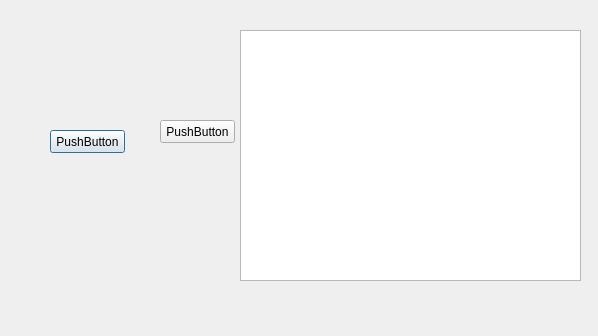
The window that factura_dialog.ui (davatem17/proyectoC) describes before a commit, drawn with Qt 5.
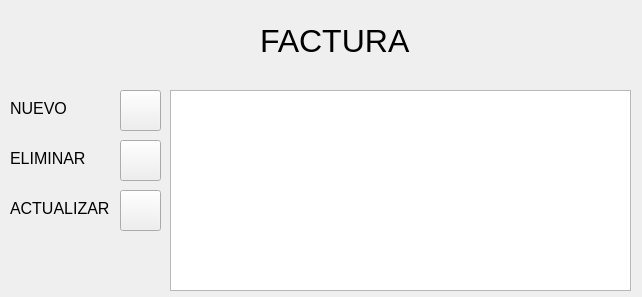
The same window after the commit. Icons and pictures are not drawn.

Patch:
```diff
--- a/factura_dialog.ui
+++ b/factura_dialog.ui
@@ -6,8 +6,8 @@
    <rect>
     <x>0</x>
     <y>0</y>
-    <width>598</width>
-    <height>336</height>
+    <width>642</width>
+    <height>297</height>
    </rect>
   </property>
   <property name="windowTitle">
@@ -16,39 +16,163 @@
   <widget class="QPushButton" name="pushButton">
    <property name="geometry">
     <rect>
-     <x>50</x>
-     <y>130</y>
-     <width>75</width>
-     <height>23</height>
+     <x>120</x>
+     <y>140</y>
+     <width>41</width>
+     <height>41</height>
     </rect>
    </property>
    <property name="text">
-    <string>PushButton</string>
+    <string/>
+   </property>
+   <property name="icon">
+    <iconset>
+     <normaloff>../build-factura-Desktop_Qt_5_15_0_MinGW_64_bit-Release/images/eliminar.png</normaloff>../build-factura-Desktop_Qt_5_15_0_MinGW_64_bit-Release/images/eliminar.png</iconset>
+   </property>
+   <property name="iconSize">
+    <size>
+     <width>30</width>
+     <height>30</height>
+    </size>
+   </property>
+   <property name="autoDefault">
+    <bool>false</bool>
    </property>
   </widget>
   <widget class="QPushButton" name="pushButton_2">
    <property name="geometry">
     <rect>
-     <x>160</x>
-     <y>120</y>
-     <width>75</width>
-     <height>23</height>
+     <x>120</x>
+     <y>90</y>
+     <width>41</width>
+     <height>41</height>
     </rect>
    </property>
    <property name="text">
-    <string>PushButton</string>
+    <string/>
+   </property>
+   <property name="icon">
+    <iconset>
+     <normaloff>../build-factura-Desktop_Qt_5_15_0_MinGW_64_bit-Release/images/nuevo.png</normaloff>../build-factura-Desktop_Qt_5_15_0_MinGW_64_bit-Release/images/nuevo.png</iconset>
+   </property>
+   <property name="iconSize">
+    <size>
+     <width>30</width>
+     <height>30</height>
+    </size>
+   </property>
+   <property name="autoDefault">
+    <bool>false</bool>
    </property>
   </widget>
   <widget class="QTableView" name="tableView">
    <property name="geometry">
     <rect>
-     <x>240</x>
-     <y>30</y>
-     <width>341</width>
-     <height>251</height>
+     <x>170</x>
+     <y>90</y>
+     <width>461</width>
+     <height>201</height>
     </rect>
    </property>
   </widget>
+  <widget class="QPushButton" name="btactualizar">
+   <property name="geometry">
+    <rect>
+     <x>120</x>
+     <y>190</y>
+     <width>41</width>
+     <height>41</height>
+    </rect>
+   </property>
+   <property name="text">
+    <string/>
+   </property>
+   <property name="icon">
+    <iconset>
+     <normaloff>../build-factura-Desktop_Qt_5_15_0_MinGW_64_bit-Release/images/actualizar.png</normaloff>../build-factura-Desktop_Qt_5_15_0_MinGW_64_bit-Release/images/actualizar.png</iconset>
+   </property>
+   <property name="iconSize">
+    <size>
+     <width>30</width>
+     <height>30</height>
+    </size>
+   </property>
+   <property name="autoDefault">
+    <bool>false</bool>
+   </property>
+  </widget>
+  <widget class="QLabel" name="label">
+   <property name="geometry">
+    <rect>
+     <x>10</x>
+     <y>100</y>
+     <width>61</width>
+     <height>16</height>
+    </rect>
+   </property>
+   <property name="font">
+    <font>
+     <pointsize>12</pointsize>
+    </font>
+   </property>
+   <property name="text">
+    <string>NUEVO</string>
+   </property>
+  </widget>
+  <widget class="QLabel" name="label_2">
+   <property name="geometry">
+    <rect>
+     <x>10</x>
+     <y>150</y>
+     <width>81</width>
+     <height>16</height>
+    </rect>
+   </property>
+   <property name="font">
+    <font>
+     <pointsize>12</pointsize>
+    </font>
+   </property>
+   <property name="text">
+    <string>ELIMINAR</string>
+   </property>
+  </widget>
+  <widget class="QLabel" name="label_3">
+   <property name="geometry">
+    <rect>
+     <x>10</x>
+     <y>200</y>
+     <width>101</width>
+     <height>16</height>
+    </rect>
+   </property>
+   <property name="font">
+    <font>
+     <pointsize>12</pointsize>
+    </font>
+   </property>
+   <property name="text">
+    <string>ACTUALIZAR</string>
+   </property>
+  </widget>
+  <widget class="QLabel" name="label_4">
+   <property name="geometry">
+    <rect>
+     <x>260</x>
+     <y>20</y>
+     <width>171</width>
+     <height>41</height>
+    </rect>
+   </property>
+   <property name="font">
+    <font>
+     <pointsize>24</pointsize>
+    </font>
+   </property>
+   <property name="text">
+    <string>FACTURA</string>
+   </property>
+  </widget>
  </widget>
  <resources/>
  <connections/>
```
Left out of the diff: 4 changed lines with no effect on the pictures.
